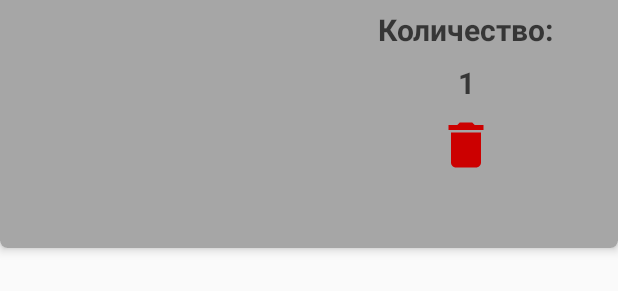
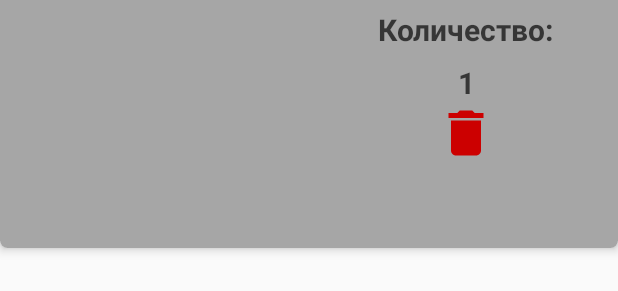
Before and after one commit to twinown/Exhaust_Wear, an Android app: the layout cart_card_detail_item.xml on its own in the app's theme, with its tools: preview values and no code run, on a phone screen of 412 x 824 dp. Shown: the part 138-429 px from the top of the screen. Run offline under Robolectric (Android 15) with nearby library versions, the phone set to English and light mode, and no system bars.

Commit message:
correcting sizes

```diff
--- a/app/src/main/res/layout/cart_card_detail_item.xml
+++ b/app/src/main/res/layout/cart_card_detail_item.xml
@@ -1,6 +1,7 @@
 <?xml version="1.0" encoding="utf-8"?>
 <androidx.cardview.widget.CardView xmlns:android="http://schemas.android.com/apk/res/android"
     xmlns:app="http://schemas.android.com/apk/res-auto"
+    xmlns:tools="http://schemas.android.com/tools"
     android:layout_width="match_parent"
     android:layout_height="wrap_content"
     android:layout_marginTop="7dp"
@@ -8,6 +9,7 @@
     app:cardElevation="4dp">
 
     <LinearLayout
+        android:id="@+id/linear_lin_lin"
         android:layout_width="match_parent"
         android:layout_height="match_parent"
         android:background="@color/unselected_icon"
@@ -58,6 +60,7 @@
                     android:layout_height="wrap_content"
                     android:layout_marginTop="12dp"
                     android:src="@drawable/ic__ruble_for_cart_" />
+
             </LinearLayout>
 
             <TextView
@@ -80,15 +83,18 @@
                 android:textColor="@color/card_background"
                 android:textSize="20sp"
                 android:textStyle="bold" />
+            <RelativeLayout
+                android:layout_width="match_parent"
+                android:layout_height="wrap_content">
 
-            <ImageView
-                android:id="@+id/remove_from_cart"
-                android:layout_width="wrap_content"
-                android:layout_height="wrap_content"
-                android:layout_gravity="center"
-                android:layout_marginTop="8dp"
-                android:src="@drawable/ic_baseline_delete_24" />
-
+                <ImageView
+                    android:id="@+id/remove_from_cart"
+                    android:layout_width="wrap_content"
+                    android:layout_height="wrap_content"
+                    android:layout_centerInParent="true"
+                    android:src="@drawable/ic_baseline_delete_24"
+                    />
+            </RelativeLayout>
         </LinearLayout>
 
     </LinearLayout>
--- a/app/src/main/res/layout/catalog_card_detail_item.xml
+++ b/app/src/main/res/layout/catalog_card_detail_item.xml
@@ -3,7 +3,7 @@
     xmlns:app="http://schemas.android.com/apk/res-auto"
     xmlns:tools="http://schemas.android.com/tools"
     android:layout_width="wrap_content"
-    android:layout_height="wrap_content"
+    android:layout_height="267dp"
     android:layout_marginStart="10dp"
     android:layout_marginTop="15dp"
     android:layout_marginEnd="5dp"
@@ -75,8 +75,8 @@
 
             <TextView
                 android:id="@+id/nav_cat_det_name"
-                android:layout_width="wrap_content"
-                android:layout_height="wrap_content"
+                android:layout_width="match_parent"
+                android:layout_height="40dp"
                 android:layout_gravity="left"
                 android:layout_marginLeft="10dp"
                 android:text="@string/name"
--- a/app/src/main/res/layout/catalog_card_item.xml
+++ b/app/src/main/res/layout/catalog_card_item.xml
@@ -33,7 +33,7 @@
                 android:gravity="center"
                 android:text="@string/name"
                 android:textColor="@color/card_background"
-                android:textSize="24sp"
+                android:textSize="22sp"
                 android:textStyle="bold" />
         </LinearLayout>
 
--- a/app/src/main/res/layout/fragment_account.xml
+++ b/app/src/main/res/layout/fragment_account.xml
@@ -123,6 +123,7 @@
         app:layout_constraintEnd_toEndOf="parent"
         app:layout_constraintHorizontal_bias="1.0"
         app:layout_constraintStart_toStartOf="parent"
+        android:layout_marginBottom="15dp"
         />
     </LinearLayout>
 </ScrollView>
```
Also changed, not shown: app/src/main/res/layout/card_search_item.xml (+3 -4 lines), app/src/main/res/layout/favourite_card_detail_item.xml (+14 -9 lines).
